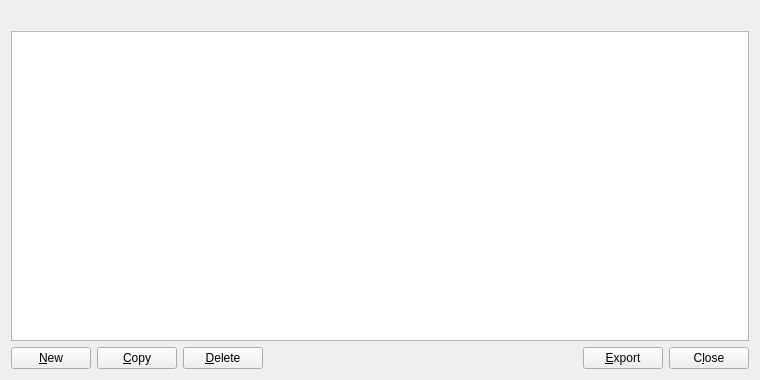
This is src/qt/forms/addressbookpage.ui in unitusdev/unitus as Qt 5 draws it before an edit. The edited form follows.
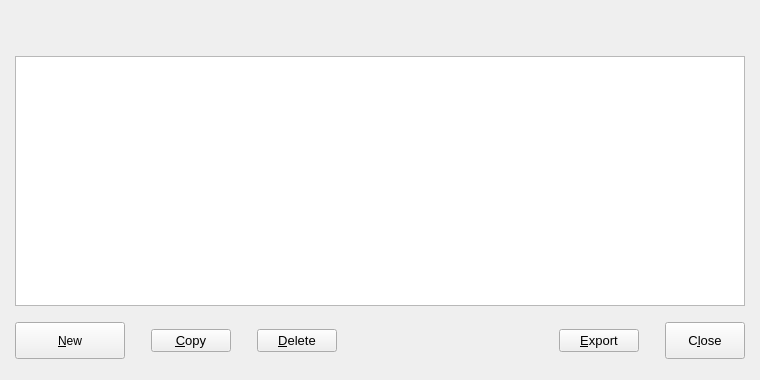
This is the edited form. Icons and pictures are not drawn.

The edit to the form file:
```diff
--- a/src/qt/forms/addressbookpage.ui
+++ b/src/qt/forms/addressbookpage.ui
@@ -11,8 +11,35 @@
    </rect>
   </property>
   <layout class="QVBoxLayout" name="verticalLayout">
+   <property name="leftMargin">
+    <number>15</number>
+   </property>
+   <property name="rightMargin">
+    <number>15</number>
+   </property>
+   <item>
+    <spacer name="verticalSpacer_2">
+     <property name="orientation">
+      <enum>Qt::Vertical</enum>
+     </property>
+     <property name="sizeType">
+      <enum>QSizePolicy::Fixed</enum>
+     </property>
+     <property name="sizeHint" stdset="0">
+      <size>
+       <width>20</width>
+       <height>12</height>
+      </size>
+     </property>
+    </spacer>
+   </item>
    <item>
     <widget class="QLabel" name="labelExplanation">
+     <property name="font">
+      <font>
+       <pointsize>10</pointsize>
+      </font>
+     </property>
      <property name="textFormat">
       <enum>Qt::PlainText</enum>
      </property>
@@ -21,6 +48,22 @@
      </property>
     </widget>
    </item>
+   <item>
+    <spacer name="verticalSpacer">
+     <property name="orientation">
+      <enum>Qt::Vertical</enum>
+     </property>
+     <property name="sizeType">
+      <enum>QSizePolicy::Fixed</enum>
+     </property>
+     <property name="sizeHint" stdset="0">
+      <size>
+       <width>20</width>
+       <height>12</height>
+      </size>
+     </property>
+    </spacer>
+   </item>
    <item>
     <widget class="QTableView" name="tableView">
      <property name="contextMenuPolicy">
@@ -51,8 +94,20 @@
    </item>
    <item>
     <layout class="QHBoxLayout" name="horizontalLayout">
+     <property name="topMargin">
+      <number>10</number>
+     </property>
+     <property name="bottomMargin">
+      <number>10</number>
+     </property>
      <item>
       <widget class="QPushButton" name="newAddress">
+       <property name="minimumSize">
+        <size>
+         <width>110</width>
+         <height>37</height>
+        </size>
+       </property>
        <property name="toolTip">
         <string>Create a new address</string>
        </property>
@@ -68,8 +123,29 @@
        </property>
       </widget>
      </item>
+     <item>
+      <spacer name="horizontalSpacer_2">
+       <property name="orientation">
+        <enum>Qt::Horizontal</enum>
+       </property>
+       <property name="sizeType">
+        <enum>QSizePolicy::Fixed</enum>
+       </property>
+       <property name="sizeHint" stdset="0">
+        <size>
+         <width>20</width>
+         <height>20</height>
+        </size>
+       </property>
+      </spacer>
+     </item>
      <item>
       <widget class="QPushButton" name="copyAddress">
+       <property name="font">
+        <font>
+         <pointsize>10</pointsize>
+        </font>
+       </property>
        <property name="toolTip">
         <string>Copy the currently selected address to the system clipboard</string>
        </property>
@@ -85,8 +161,29 @@
        </property>
       </widget>
      </item>
+     <item>
+      <spacer name="horizontalSpacer_3">
+       <property name="orientation">
+        <enum>Qt::Horizontal</enum>
+       </property>
+       <property name="sizeType">
+        <enum>QSizePolicy::Fixed</enum>
+       </property>
+       <property name="sizeHint" stdset="0">
+        <size>
+         <width>20</width>
+         <height>20</height>
+        </size>
+       </property>
+      </spacer>
+     </item>
      <item>
       <widget class="QPushButton" name="deleteAddress">
+       <property name="font">
+        <font>
+         <pointsize>10</pointsize>
+        </font>
+       </property>
        <property name="toolTip">
         <string>Delete the currently selected address from the list</string>
        </property>
@@ -117,6 +214,11 @@
      </item>
      <item>
       <widget class="QPushButton" name="exportButton">
+       <property name="font">
+        <font>
+         <pointsize>10</pointsize>
+        </font>
+       </property>
        <property name="toolTip">
         <string>Export the data in the current tab to a file</string>
        </property>
@@ -132,6 +234,22 @@
        </property>
       </widget>
      </item>
+     <item>
+      <spacer name="horizontalSpacer_4">
+       <property name="orientation">
+        <enum>Qt::Horizontal</enum>
+       </property>
+       <property name="sizeType">
+        <enum>QSizePolicy::Fixed</enum>
+       </property>
+       <property name="sizeHint" stdset="0">
+        <size>
+         <width>20</width>
+         <height>20</height>
+        </size>
+       </property>
+      </spacer>
+     </item>
      <item>
       <widget class="QPushButton" name="closeButton">
        <property name="sizePolicy">
@@ -140,6 +258,11 @@
          <verstretch>0</verstretch>
         </sizepolicy>
        </property>
+       <property name="font">
+        <font>
+         <pointsize>10</pointsize>
+        </font>
+       </property>
        <property name="text">
         <string>C&amp;lose</string>
        </property>
```
